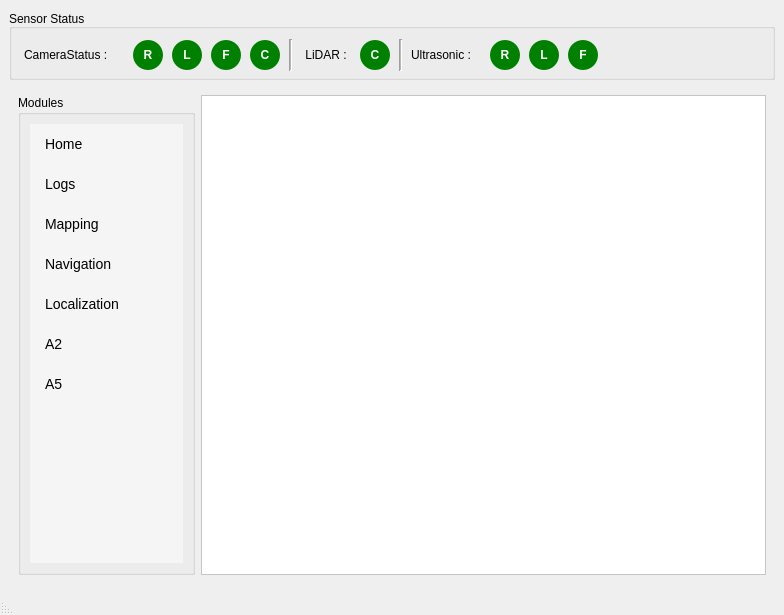
Madhanprince/iris_test_tool, file src/test_tool/src/iris_tool/mainwindow.ui: the form before one commit.
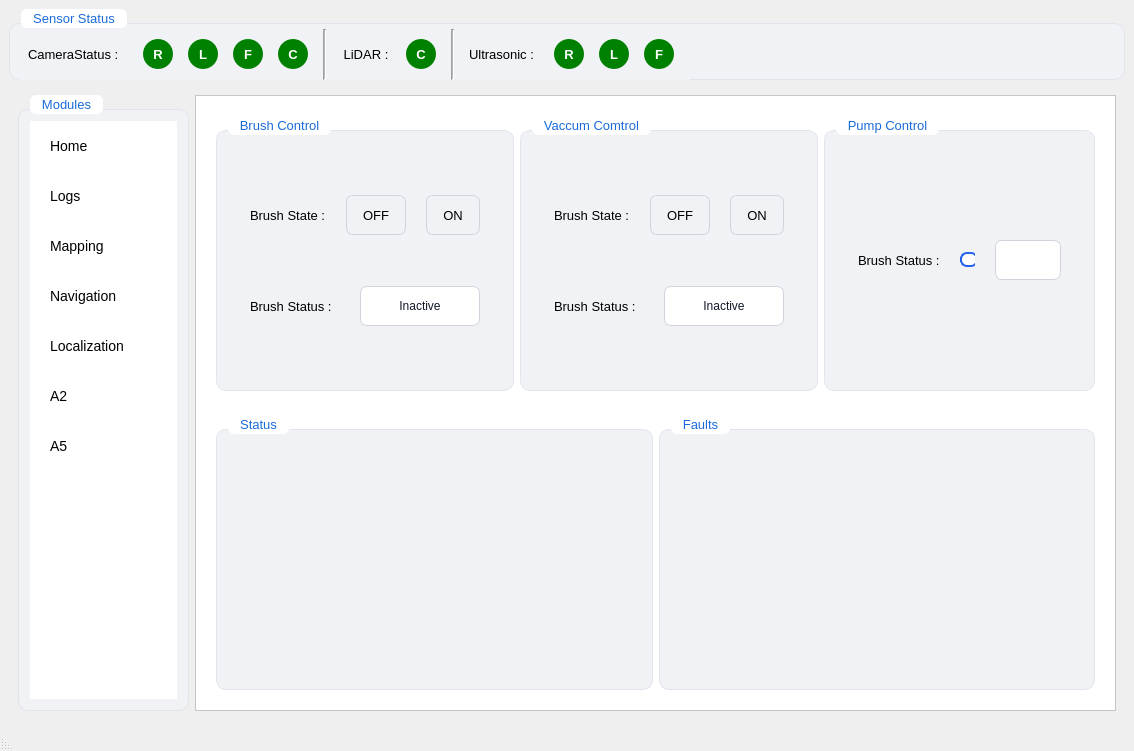
The form after the commit. The open tabs and pages were chosen to show the change.

Patch:
```diff
--- a/src/test_tool/src/iris_tool/mainwindow.ui
+++ b/src/test_tool/src/iris_tool/mainwindow.ui
@@ -6,8 +6,8 @@
    <rect>
     <x>0</x>
     <y>0</y>
-    <width>784</width>
-    <height>615</height>
+    <width>1134</width>
+    <height>751</height>
    </rect>
   </property>
   <property name="minimumSize">
@@ -16,6 +16,12 @@
     <height>300</height>
    </size>
   </property>
+  <property name="maximumSize">
+   <size>
+    <width>16777215</width>
+    <height>1000</height>
+   </size>
+  </property>
   <property name="mouseTracking">
    <bool>true</bool>
   </property>
@@ -50,6 +56,32 @@
         <height>71</height>
        </size>
       </property>
+      <property name="styleSheet">
+       <string notr="true">QGroupBox {
+    background-color: #ffffff;
+    border: 1px solid #e0e4eb;
+    border-radius: 10px;
+    margin-top: 14px;
+    padding: 14px;
+}
+
+QGroupBox::title {
+    subcontrol-origin: margin;
+    subcontrol-position: top left;
+    left: 12px;
+    padding: 2px 10px;
+    color: #1a6bdb;
+    font-weight: 600;
+    background-color: #ffffff;
+    border-radius: 6px;
+}
+
+QWidget {
+    background-color: #f0f2f5;
+    font-family: &quot;Segoe UI&quot;;
+    font-size: 13px;
+}</string>
+      </property>
       <property name="title">
        <string>Sensor Status</string>
       </property>
@@ -59,10 +91,10 @@
       <widget class="QWidget" name="layoutWidget">
        <property name="geometry">
         <rect>
-         <x>12</x>
-         <y>30</y>
-         <width>591</width>
-         <height>32</height>
+         <x>10</x>
+         <y>20</y>
+         <width>671</width>
+         <height>51</height>
         </rect>
        </property>
        <property name="minimumSize">
@@ -430,10 +462,51 @@
         <widget class="QGroupBox" name="modules">
          <property name="maximumSize">
           <size>
-           <width>200</width>
+           <width>300</width>
            <height>16777215</height>
           </size>
          </property>
+         <property name="styleSheet">
+          <string notr="true">QGroupBox {
+    background-color: #ffffff;
+    border: 1px solid #e0e4eb;
+    border-radius: 10px;
+    margin-top: 14px;
+    padding: 2px;
+}
+
+QGroupBox::title {
+    subcontrol-origin: margin;
+    subcontrol-position: top left;
+    left: 12px;
+    padding: 2px 10px;
+    color: #1a6bdb;
+    font-weight: 600;
+    background-color: #ffffff;
+    border-radius: 6px;
+}
+
+QPushButton {
+    background-color: #ffffff;
+    border: 1px solid #d1d5db;
+    border-radius: 7px;
+    padding: 5px 16px;
+    font-size: 12px;
+    min-height: 28px;
+}
+
+QPushButton:hover {
+    background-color: #f3f6ff;
+    border-color: #1a6bdb;
+    color: #1a6bdb;
+}
+
+QWidget {
+    background-color: #f0f2f5;
+    font-family: &quot;Segoe UI&quot;;
+    font-size: 13px;
+}</string>
+         </property>
          <property name="title">
           <string>Modules</string>
          </property>
@@ -448,21 +521,17 @@
             </property>
             <property name="styleSheet">
              <string notr="true">QListWidget {
-    background-color: #f5f5f5;
+    background-color: #FFFFFF;
     border: none;
     font-size: 14px;
 }
 
 QListWidget::item {
-    padding: 10px;
+    padding: 15px;
     margin: 2px;
     border-radius: 5px;
 }
 
-QListWidget::item:hover {
-    background-color: #e0e0e0;
-}
-
 QListWidget::item:selected {
     background-color: #0078d7;
     color: white;
@@ -705,6 +774,686 @@
            </item>
           </layout>
          </widget>
+         <widget class="QWidget" name="A2">
+          <layout class="QVBoxLayout" name="verticalLayout_9">
+           <item>
+            <widget class="QWidget" name="widget_5" native="true">
+             <property name="maximumSize">
+              <size>
+               <width>16777215</width>
+               <height>300</height>
+              </size>
+             </property>
+             <layout class="QHBoxLayout" name="horizontalLayout_9">
+              <item>
+               <widget class="QGroupBox" name="brush_control_box">
+                <property name="maximumSize">
+                 <size>
+                  <width>16777215</width>
+                  <height>16777215</height>
+                 </size>
+                </property>
+                <property name="styleSheet">
+                 <string notr="true">QGroupBox {
+    background-color: #ffffff;
+    border: 1px solid #e0e4eb;
+    border-radius: 10px;
+    margin-top: 14px;
+    padding: 14px;
+}
+
+QGroupBox::title {
+    subcontrol-origin: margin;
+    subcontrol-position: top left;
+    left: 12px;
+    padding: 2px 10px;
+    color: #1a6bdb;
+    font-weight: 600;
+    background-color: #ffffff;
+    border-radius: 6px;
+}
+
+QPushButton {
+    background-color: #ffffff;
+    border: 1px solid #d1d5db;
+    border-radius: 7px;
+    padding: 5px 16px;
+    font-size: 12px;
+    min-height: 28px;
+}
+
+QPushButton:hover {
+    background-color: #f3f6ff;
+    border-color: #1a6bdb;
+    color: #1a6bdb;
+}
+
+QWidget {
+    background-color: #f0f2f5;
+    font-family: &quot;Segoe UI&quot;;
+    font-size: 13px;
+}</string>
+                </property>
+                <property name="title">
+                 <string>Brush Control</string>
+                </property>
+                <layout class="QHBoxLayout" name="horizontalLayout_11">
+                 <item>
+                  <layout class="QVBoxLayout" name="verticalLayout_12" stretch="0,0">
+                   <property name="spacing">
+                    <number>20</number>
+                   </property>
+                   <property name="sizeConstraint">
+                    <enum>QLayout::SetFixedSize</enum>
+                   </property>
+                   <property name="leftMargin">
+                    <number>10</number>
+                   </property>
+                   <property name="topMargin">
+                    <number>10</number>
+                   </property>
+                   <property name="rightMargin">
+                    <number>10</number>
+                   </property>
+                   <property name="bottomMargin">
+                    <number>10</number>
+                   </property>
+                   <item>
+                    <layout class="QHBoxLayout" name="horizontalLayout_7">
+                     <item>
+                      <widget class="QLabel" name="label_5">
+                       <property name="text">
+                        <string>Brush State :</string>
+                       </property>
+                      </widget>
+                     </item>
+                     <item>
+                      <widget class="QPushButton" name="pushButton">
+                       <property name="styleSheet">
+                        <string notr="true">QPushButton#btnOff {
+    background-color: #ef4444;
+    border: 1px solid #dc2626;
+    color: #ffffff;
+    font-weight: 600;
+    border-radius: 7px;
+    padding: 5px 16px;
+    min-height: 28px;
+}
+QPushButton#btnOff:hover {
+    background-color: #dc2626;
+}
+QPushButton#btnOff:pressed {
+    background-color: #b91c1c;
+}</string>
+                       </property>
+                       <property name="text">
+                        <string>OFF</string>
+                       </property>
+                      </widget>
+                     </item>
+                     <item>
+                      <widget class="QPushButton" name="pushButton_11">
+                       <property name="styleSheet">
+                        <string notr="true">QPushButton#btnOn {
+    background-color: #22c55e;
+    border: 1px solid #16a34a;
+    color: #ffffff;
+    font-weight: 600;
+    border-radius: 7px;
+    padding: 5px 16px;
+    min-height: 28px;
+}
+QPushButton#btnOn:hover {
+    background-color: #16a34a;
+}
+QPushButton#btnOn:pressed {
+    background-color: #15803d;
+}</string>
+                       </property>
+                       <property name="text">
+                        <string>ON</string>
+                       </property>
+                      </widget>
+                     </item>
+                    </layout>
+                   </item>
+                   <item>
+                    <layout class="QHBoxLayout" name="horizontalLayout_8">
+                     <item>
+                      <widget class="QLabel" name="label_4">
+                       <property name="maximumSize">
+                        <size>
+                         <width>90</width>
+                         <height>16777215</height>
+                        </size>
+                       </property>
+                       <property name="text">
+                        <string>Brush Status :</string>
+                       </property>
+                      </widget>
+                     </item>
+                     <item>
+                      <widget class="QPushButton" name="pushButton_2">
+                       <property name="styleSheet">
+                        <string notr="true">QPushButton {
+    background-color: #ffffff;
+    border: 1px solid #d1d5db;
+    border-radius: 7px;
+    padding: 5px 16px;
+    font-size: 12px;
+    min-height: 28px;
+    color: #111827;
+}
+QPushButton:hover {
+    background-color: #f3f6ff;
+    border-color: #2563eb;
+    color: #2563eb;
+}
+QPushButton:pressed {
+    background-color: #dbeafe;
+    border-color: #1d4ed8;
+}</string>
+                       </property>
+                       <property name="text">
+                        <string>Inactive</string>
+                       </property>
+                      </widget>
+                     </item>
+                    </layout>
+                   </item>
+                  </layout>
+                 </item>
+                </layout>
+               </widget>
+              </item>
+              <item>
+               <widget class="QGroupBox" name="vaccum_control_box">
+                <property name="maximumSize">
+                 <size>
+                  <width>16777215</width>
+                  <height>8388607</height>
+                 </size>
+                </property>
+                <property name="styleSheet">
+                 <string notr="true">QGroupBox {
+    background-color: #ffffff;
+    border: 1px solid #e0e4eb;
+    border-radius: 10px;
+    margin-top: 14px;
+    padding: 14px;
+}
+
+QGroupBox::title {
+    subcontrol-origin: margin;
+    subcontrol-position: top left;
+    left: 12px;
+    padding: 2px 10px;
+    color: #1a6bdb;
+    font-weight: 600;
+    background-color: #ffffff;
+    border-radius: 6px;
+}
+
+QPushButton {
+    background-color: #ffffff;
+    border: 1px solid #d1d5db;
+    border-radius: 7px;
+    padding: 5px 16px;
+    font-size: 12px;
+    min-height: 28px;
+}
+
+QPushButton:hover {
+    background-color: #f3f6ff;
+    border-color: #1a6bdb;
+    color: #1a6bdb;
+}
+
+QWidget {
+    background-color: #f0f2f5;
+    font-family: &quot;Segoe UI&quot;;
+    font-size: 13px;
+}</string>
+                </property>
+                <property name="title">
+                 <string>Vaccum Comtrol</string>
+                </property>
+                <layout class="QHBoxLayout" name="horizontalLayout_14">
+                 <item>
+                  <layout class="QVBoxLayout" name="verticalLayout_14" stretch="0,0">
+                   <property name="spacing">
+                    <number>20</number>
+                   </property>
+                   <property name="sizeConstraint">
+                    <enum>QLayout::SetFixedSize</enum>
+                   </property>
+                   <property name="leftMargin">
+                    <number>10</number>
+                   </property>
+                   <property name="topMargin">
+                    <number>10</number>
+                   </property>
+                   <property name="rightMargin">
+                    <number>10</number>
+                   </property>
+                   <property name="bottomMargin">
+                    <number>10</number>
+                   </property>
+                   <item>
+                    <layout class="QHBoxLayout" name="horizontalLayout_12">
+                     <item>
+                      <widget class="QLabel" name="label_8">
+                       <property name="text">
+                        <string>Brush State :</string>
+                       </property>
+                      </widget>
+                     </item>
+                     <item>
+                      <widget class="QPushButton" name="pushButton_15">
+                       <property name="styleSheet">
+                        <string notr="true">QPushButton#btnOn {
+    background-color: #22c55e;
+    border: 1px solid #16a34a;
+    color: #ffffff;
+    font-weight: 600;
+    border-radius: 7px;
+    padding: 5px 16px;
+    min-height: 28px;
+}
+QPushButton#btnOn:hover {
+    background-color: #16a34a;
+}
+QPushButton#btnOn:pressed {
+    background-color: #15803d;
+}</string>
+                       </property>
+                       <property name="text">
+                        <string>OFF</string>
+                       </property>
+                      </widget>
+                     </item>
+                     <item>
+                      <widget class="QPushButton" name="pushButton_16">
+                       <property name="styleSheet">
+                        <string notr="true">QPushButton#btnOn {
+    background-color: #22c55e;
+    border: 1px solid #16a34a;
+    color: #ffffff;
+    font-weight: 600;
+    border-radius: 7px;
+    padding: 5px 16px;
+    min-height: 28px;
+}
+QPushButton#btnOn:hover {
+    background-color: #16a34a;
+}
+QPushButton#btnOn:pressed {
+    background-color: #15803d;
+}</string>
+                       </property>
+                       <property name="text">
+                        <string>ON</string>
+                       </property>
+                      </widget>
+                     </item>
+                    </layout>
+                   </item>
+                   <item>
+                    <layout class="QHBoxLayout" name="horizontalLayout_13">
+                     <item>
+                      <widget class="QLabel" name="label_9">
+                       <property name="maximumSize">
+                        <size>
+                         <width>90</width>
+                         <height>16777215</height>
+                        </size>
+                       </property>
+                       <property name="text">
+                        <string>Brush Status :</string>
+                       </property>
+                      </widget>
+                     </item>
+                     <item>
+                      <widget class="QPushButton" name="pushButton_17">
+                       <property name="styleSheet">
+                        <string notr="true">QPushButton {
+    background-color: #ffffff;
+    border: 1px solid #d1d5db;
+    border-radius: 7px;
+    padding: 5px 16px;
+    font-size: 12px;
+    min-height: 28px;
+    color: #111827;
+}
+QPushButton:hover {
+    background-color: #f3f6ff;
+    border-color: #2563eb;
+    color: #2563eb;
+}
+QPushButton:pressed {
+    background-color: #dbeafe;
+    border-color: #1d4ed8;
+}</string>
+                       </property>
+                       <property name="text">
+                        <string>Inactive</string>
+                       </property>
+                      </widget>
+                     </item>
+                    </layout>
+                   </item>
+                  </layout>
+                 </item>
+                </layout>
+               </widget>
+              </item>
+              <item>
+               <widget class="QGroupBox" name="pump_control_box">
+                <property name="maximumSize">
+                 <size>
+                  <width>16777215</width>
+                  <height>16777215</height>
+                 </size>
+                </property>
+                <property name="styleSheet">
+                 <string notr="true">QGroupBox {
+    background-color: #ffffff;
+    border: 1px solid #e0e4eb;
+    border-radius: 10px;
+    margin-top: 14px;
+    padding: 14px;
+}
+
+QGroupBox::title {
+    subcontrol-origin: margin;
+    subcontrol-position: top left;
+    left: 12px;
+    padding: 2px 10px;
+    color: #1a6bdb;
+    font-weight: 600;
+    background-color: #ffffff;
+    border-radius: 6px;
+}
+
+QPushButton {
+    background-color: #ffffff;
+    border: 1px solid #d1d5db;
+    border-radius: 7px;
+    padding: 5px 16px;
+    font-size: 12px;
+    min-height: 28px;
+}
+
+QPushButton:hover {
+    background-color: #f3f6ff;
+    border-color: #1a6bdb;
+    color: #1a6bdb;
+}
+
+QWidget {
+    background-color: #f0f2f5;
+    font-family: &quot;Segoe UI&quot;;
+    font-size: 13px;
+}</string>
+                </property>
+                <property name="title">
+                 <string>Pump Control</string>
+                </property>
+                <layout class="QHBoxLayout" name="horizontalLayout_16">
+                 <item>
+                  <layout class="QVBoxLayout" name="verticalLayout_15" stretch="0">
+                   <property name="spacing">
+                    <number>20</number>
+                   </property>
+                   <property name="sizeConstraint">
+                    <enum>QLayout::SetFixedSize</enum>
+                   </property>
+                   <property name="leftMargin">
+                    <number>10</number>
+                   </property>
+                   <property name="topMargin">
+                    <number>10</number>
+                   </property>
+                   <property name="rightMargin">
+                    <number>10</number>
+                   </property>
+                   <property name="bottomMargin">
+                    <number>10</number>
+                   </property>
+                   <item>
+                    <layout class="QHBoxLayout" name="horizontalLayout_15">
+                     <item>
+                      <widget class="QLabel" name="label_11">
+                       <property name="maximumSize">
+                        <size>
+                         <width>90</width>
+                         <height>16777215</height>
+                        </size>
+                       </property>
+                       <property name="text">
+                        <string>Brush Status :</string>
+                       </property>
+                      </widget>
+                     </item>
+                     <item>
+                      <widget class="QSlider" name="horizontalSlider">
+                       <property name="styleSheet">
+                        <string notr="true">QSlider::groove:horizontal {
+    height: 5px;
+    background: #e2e6ea;
+    border-radius: 3px;
+}
+QSlider::sub-page:horizontal {
+    background: #2563eb;
+    border-radius: 3px;
+}
+QSlider::handle:horizontal {
+    background: #ffffff;
+    border: 2px solid #2563eb;
+    width: 14px;
+    height: 14px;
+    margin: -5px 0;
+    border-radius: 7px;
+}
+QSlider::handle:horizontal:hover {
+    background: #eff4ff;
+    border-color: #1d4ed8;
+}</string>
+                       </property>
+                       <property name="orientation">
+                        <enum>Qt::Horizontal</enum>
+                       </property>
+                      </widget>
+                     </item>
+                     <item>
+                      <widget class="QPushButton" name="pushButton_20">
+                       <property name="maximumSize">
+                        <size>
+                         <width>70</width>
+                         <height>16777215</height>
+                        </size>
+                       </property>
+                       <property name="styleSheet">
+                        <string notr="true">QPushButton {
+    background-color: #ffffff;
+    border: 1px solid #d1d5db;
+    border-radius: 7px;
+    padding: 5px 16px;
+    font-size: 12px;
+    min-height: 28px;
+    color: #111827;
+}
+QPushButton:hover {
+    background-color: #f3f6ff;
+    border-color: #2563eb;
+    color: #2563eb;
+}
+QPushButton:pressed {
+    background-color: #dbeafe;
+    border-color: #1d4ed8;
+}</string>
+                       </property>
+                       <property name="text">
+                        <string/>
+                       </property>
+                      </widget>
+                     </item>
+                    </layout>
+                   </item>
+                  </layout>
+                 </item>
+                </layout>
+               </widget>
+              </item>
+             </layout>
+            </widget>
+           </item>
+           <item>
+            <widget class="QWidget" name="widget_7" native="true">
+             <layout class="QHBoxLayout" name="horizontalLayout_10">
+              <item>
+               <widget class="QGroupBox" name="status_box">
+                <property name="toolTip">
+                 <string>&lt;html&gt;&lt;head/&gt;&lt;body&gt;&lt;p&gt;hry&lt;/p&gt;&lt;/body&gt;&lt;/html&gt;</string>
+                </property>
+                <property name="styleSheet">
+                 <string notr="true">QGroupBox {
+    background-color: #ffffff;
+    border: 1px solid #e0e4eb;
+    border-radius: 10px;
+    margin-top: 14px;
+    padding: 2px;
+}
+
+QGroupBox::title {
+    subcontrol-origin: margin;
+    subcontrol-position: top left;
+    left: 12px;
+    padding: 2px 10px;
+    color: #1a6bdb;
+    font-weight: 600;
+    background-color: #ffffff;
+    border-radius: 6px;
+}
+
+QWidget {
+    background-color: #f0f2f5;
+    font-family: &quot;Segoe UI&quot;;
+    font-size: 13px;
+}
+
+QLabel {
+    font-size: 12px;
+    color: #374151;
+    font-weight: 400;
+}
+QLabel {
+    font-size: 12px;
+    color: #111827;
+    font-weight: 400;
+}</string>
+                </property>
+                <property name="title">
+                 <string>Status</string>
+                </property>
+               </widget>
+              </item>
+              <item>
+               <widget class="QGroupBox" name="fault_box">
+                <property name="styleSheet">
+                 <string notr="true">QGroupBox {
+    background-color: #ffffff;
+    border: 1px solid #e0e4eb;
+    border-radius: 10px;
+    margin-top: 14px;
+    padding: 2px;
+}
+
+QGroupBox::title {
+    subcontrol-origin: margin;
+    subcontrol-position: top left;
+    left: 12px;
+    padding: 2px 10px;
+    color: #1a6bdb;
+    font-weight: 600;
+    background-color: #ffffff;
+    border-radius: 6px;
+}
+
+QPushButton {
+    background-color: #ffffff;
+    border: 1px solid #d1d5db;
+    border-radius: 7px;
+    padding: 5px 16px;
+    font-size: 12px;
+    min-height: 28px;
+}
+
+QPushButton:hover {
+    background-color: #f3f6ff;
+    border-color: #1a6bdb;
+    color: #1a6bdb;
+}
+
+QWidget {
+    background-color: #f0f2f5;
+    font-family: &quot;Segoe UI&quot;;
+    font-size: 13px;
+}</string>
+                </property>
+                <property name="title">
+                 <string>Faults</string>
+                </property>
+                <layout class="QVBoxLayout" name="verticalLayout_13">
+                 <item>
+                  <widget class="QWidget" name="widget_9" native="true"/>
+                 </item>
+                </layout>
+               </widget>
+              </item>
+             </layout>
+            </widget>
+           </item>
+          </layout>
+         </widget>
+         <widget class="QWidget" name="A5">
+          <layout class="QVBoxLayout" name="verticalLayout_10">
+           <item>
+            <widget class="QWidget" name="widget_6" native="true">
+             <layout class="QVBoxLayout" name="verticalLayout_11">
+              <item>
+               <widget class="QGroupBox" name="groupBox_2">
+                <property name="title">
+                 <string>Ultrasonic Sensor</string>
+                </property>
+               </widget>
+              </item>
+              <item>
+               <widget class="QGroupBox" name="groupBox_3">
+                <property name="title">
+                 <string>Wheel Encoder</string>
+                </property>
+               </widget>
+              </item>
+              <item>
+               <widget class="QGroupBox" name="groupBox_4">
+                <property name="title">
+                 <string>LED Commands</string>
+                </property>
+               </widget>
+              </item>
+              <item>
+               <widget class="QGroupBox" name="groupBox_5">
+                <property name="title">
+                 <string>Fresh Water Level</string>
+                </property>
+               </widget>
+              </item>
+             </layout>
+            </widget>
+           </item>
+          </layout>
+         </widget>
         </widget>
        </item>
       </layout>
```
Left out of the diff: 283 changed lines with no effect on the pictures.
